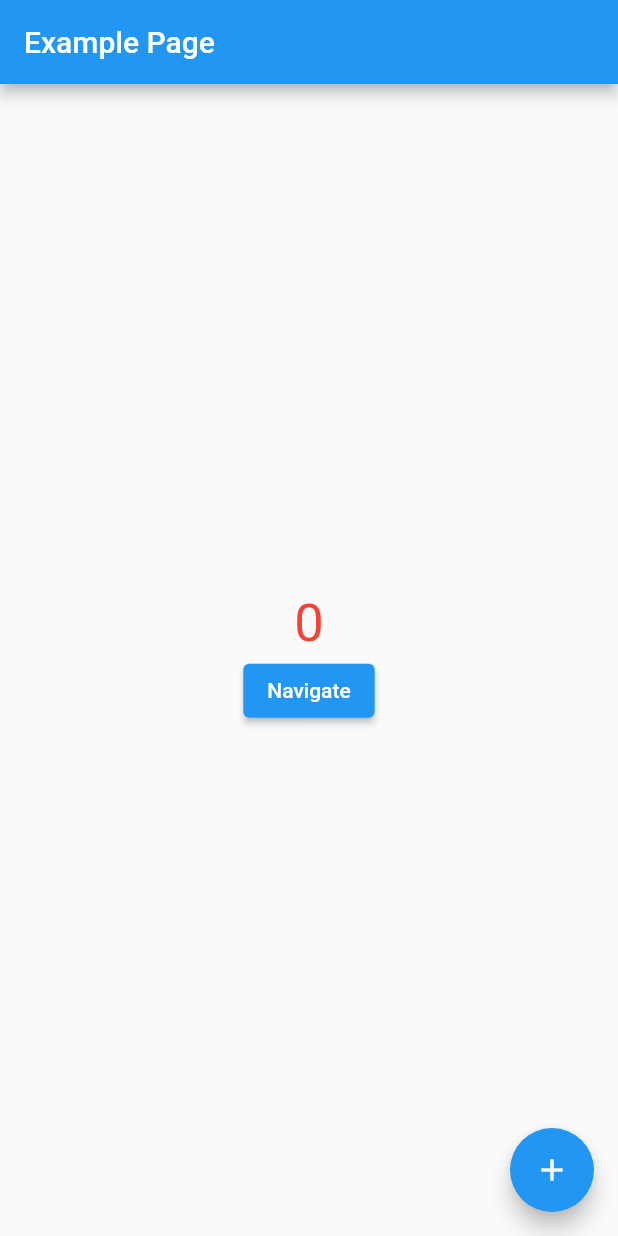
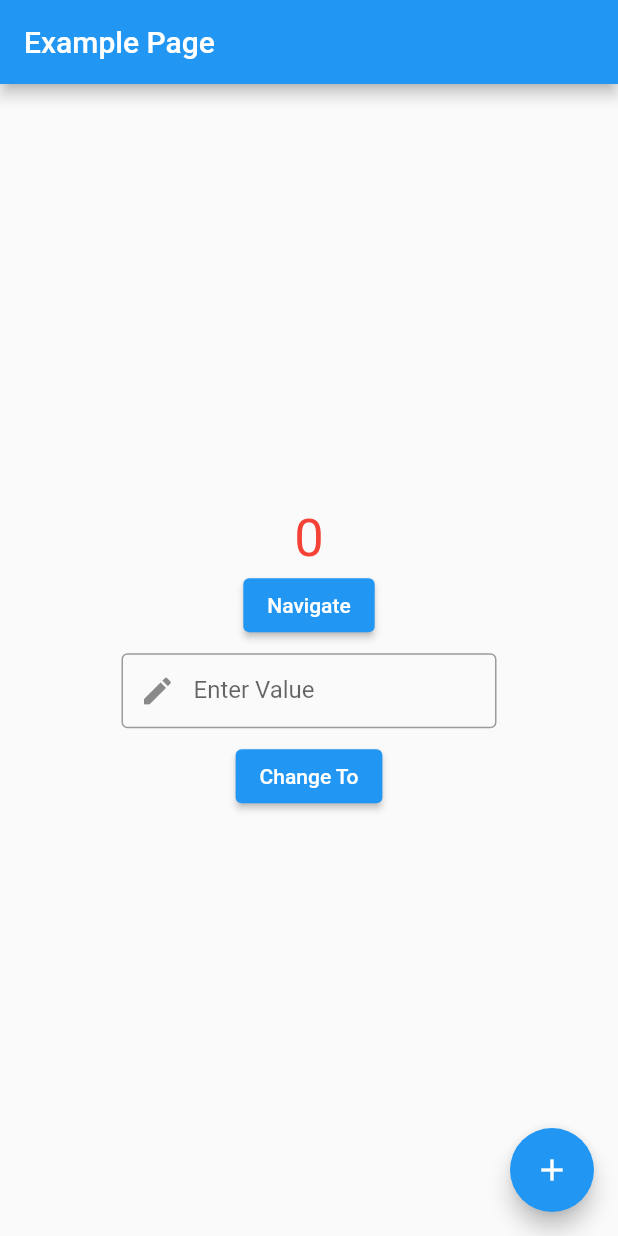
Before and after one commit to ihnaqi/CSE-450---APPLICATION-DEV-FOR-MOBILE-DEV-Flutter-IBA-Karachi-Pakistan-, a Flutter app: the screen it shows after launch, on a phone screen of 412 x 824 dp. Run offline on Flutter 3.47's test engine with Material 2 defaults, Android fonts, the phone set to English and light mode, and no system bars; our stand-ins replace badges.

Commit message:
Completed today's task, to change value of counter to any value

```diff
--- a/lib/class_state/model.dart
+++ b/lib/class_state/model.dart
@@ -11,4 +11,11 @@ class CounterModel extends ChangeNotifier {
     _counter += 1;
     notifyListeners(); // setState((){}) for provider, notify all the listeners about the changes made.
   }
+
+  changeTo(int a) {
+    if (_counter != a) {
+      _counter = a;
+      notifyListeners();
+    }
+  }
 }
--- a/lib/class_state/my_page.dart
+++ b/lib/class_state/my_page.dart
@@ -10,6 +10,8 @@ class MyPage extends StatelessWidget {
 
   @override
   Widget build(BuildContext context) {
+    TextEditingController myController = TextEditingController();
+    int a = 34;
     return Scaffold(
       appBar: AppBar(
         title: const Text("Example Page"),
@@ -35,6 +37,28 @@ class MyPage extends StatelessWidget {
               },
               child: const Text("Navigate"),
             ),
+            Padding(
+              padding: const EdgeInsets.all(8.0),
+              child: SizedBox(
+                height: 50,
+                width: 250,
+                child: TextFormField(
+                  decoration: const InputDecoration(
+                    border: OutlineInputBorder(),
+                    prefixIcon: Icon(Icons.edit),
+                    hintText: "Enter Value here",
+                    labelText: "Enter Value",
+                  ),
+                  controller: myController,
+                ),
+              ),
+            ),
+            ElevatedButton(
+              onPressed: () => context
+                  .read<CounterModel>()
+                  .changeTo(int.parse(myController.text.trim())),
+              child: const Text("Change To"),
+            )
           ],
         ),
       ),
```
